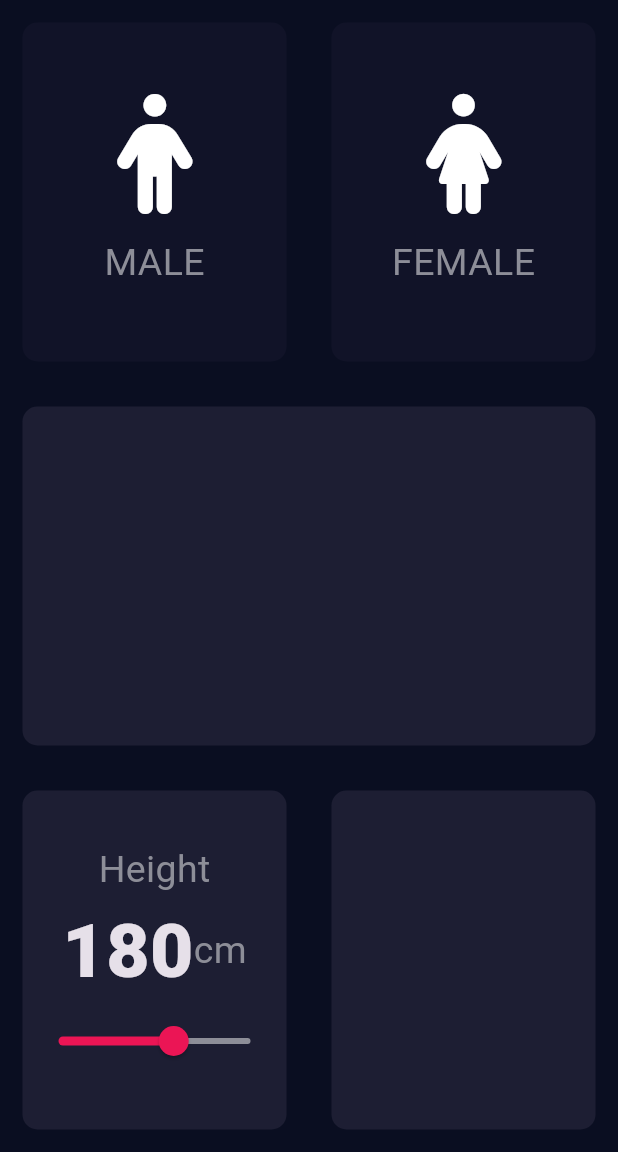
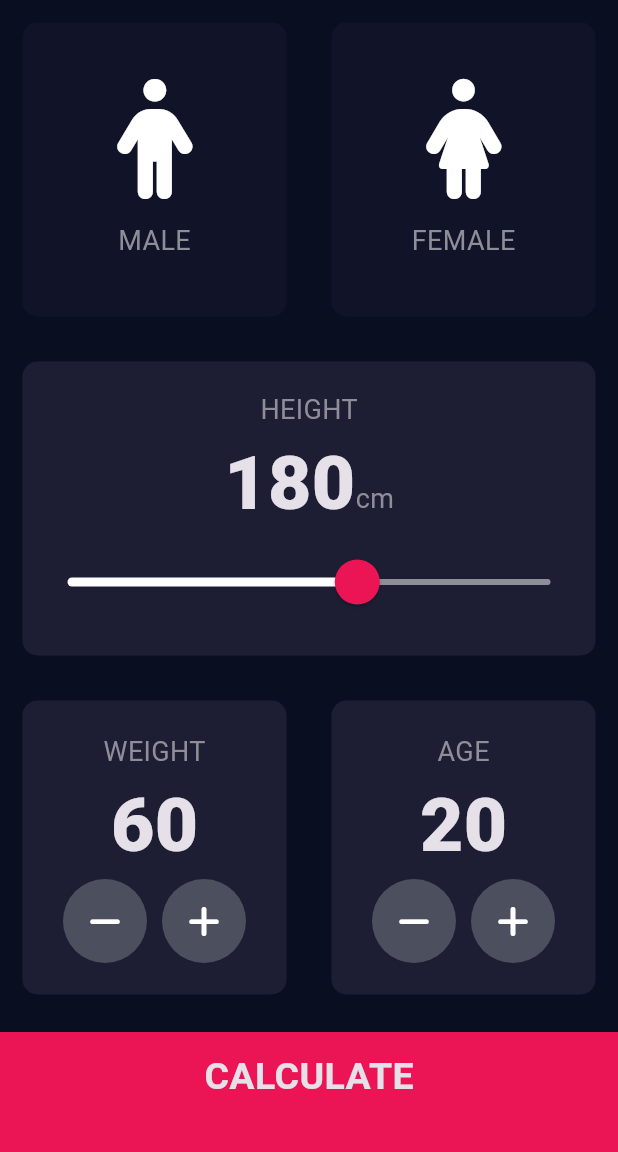
Before and after one commit to inzamam-ul-haq-FA22-BSE-078/Inzamam-FA22-BSE-078, a Flutter app: the screen it shows after launch, on a phone screen of 412 x 824 dp, the part 84-1236 px from its top. Run offline on Flutter 3.47's test engine with Material 3 defaults, Android fonts, the light colour scheme and no system bars; our stand-ins replace cached_network_image, csv, flutter_staggered_animations, font_awesome_flutter, pdf, printing and 4 more; accounts and stored records are empty.

Commit message:
video 13 to 17
result screen and last 2 widget layout design

```diff
--- /dev/null
+++ b/BMI-Calculator-Project/lib/calculator_brain.dart
@@ -0,0 +1,35 @@
+import 'dart:math';
+
+class CalculatorBrain {
+  CalculatorBrain({required this.height, required this.weight});
+
+  final int height;
+  final int weight;
+
+  late double _bmi;
+
+  String calculateBMI() {
+    _bmi = weight / pow(height / 100, 2);
+    return _bmi.toStringAsFixed(1);
+  }
+
+  String getResult() {
+    if (_bmi >= 25) {
+      return 'Overweight';
+    } else if (_bmi > 18.5) {
+      return 'Normal';
+    } else {
+      return 'Underweight';
+    }
+  }
+
+  String getInterpretation() {
+    if (_bmi >= 25) {
+      return 'You have a higher than normal body weight. Try to exercise more.';
+    } else if (_bmi >= 18.5) {
+      return 'You have a normal body weight. Good job!';
+    } else {
+      return 'You have a lower than normal body weight. You can eat a bit more.';
+    }
+  }
+}
--- /dev/null
+++ b/BMI-Calculator-Project/lib/componenets/bottom_button.dart
@@ -0,0 +1,33 @@
+import 'package:flutter/material.dart';
+import 'package:bmi_calculator/constants.dart';
+
+class BottomButton extends StatelessWidget {
+  const BottomButton({
+    Key? key,
+    required this.onTap,
+    required this.buttonTitle,
+  }) : super(key: key);
+
+  final VoidCallback onTap;
+  final String buttonTitle;
+
+  @override
+  Widget build(BuildContext context) {
+    return GestureDetector(
+      onTap: onTap,
+      child: Container(
+        color: kBottomContainerColour,
+        margin: const EdgeInsets.only(top: 10.0),
+        padding: const EdgeInsets.only(bottom: 20.0),
+        width: double.infinity,
+        height: kBottomContainerHeight,
+        child: Center(
+          child: Text(
+            buttonTitle,
+            style: kLargeButtonTextStyle,
+          ),
+        ),
+      ),
+    );
+  }
+}
--- a/BMI-Calculator-Project/lib/iconTextFile.dart
+++ b/BMI-Calculator-Project/lib/componenets/icon_content.dart
@@ -1,14 +1,14 @@
-import 'package:bmi_calculator/constantFile.dart';
 import 'package:flutter/material.dart';
-import 'constantFile.dart';
-class RepeatTextandIconsWidget extends StatelessWidget {
-  const RepeatTextandIconsWidget({
+import 'package:bmi_calculator/constants.dart';
+
+class IconContent extends StatelessWidget {
+  const IconContent({
     Key? key,
-    required this.icondata,
+    required this.icon,
     required this.label,
   }) : super(key: key);
 
-  final IconData icondata;
+  final IconData icon;
   final String label;
 
   @override
@@ -17,7 +17,7 @@ class RepeatTextandIconsWidget extends StatelessWidget {
       mainAxisAlignment: MainAxisAlignment.center,
       children: <Widget>[
         Icon(
-          icondata,
+          icon,
           size: 80.0,
         ),
         const SizedBox(
@@ -25,7 +25,7 @@ class RepeatTextandIconsWidget extends StatelessWidget {
         ),
         Text(
           label,
-          style: klabelstyle,
+          style: kLabelTextStyle,
         ),
       ],
     );
--- /dev/null
+++ b/BMI-Calculator-Project/lib/componenets/reusable_card.dart
@@ -0,0 +1,24 @@
+import 'package:flutter/material.dart';
+
+class ReusableCard extends StatelessWidget {
+  ReusableCard({required this.colour, this.cardChild, this.onPress});
+
+  final Color colour;
+  final Widget? cardChild; // Make cardChild nullable
+  final Function()? onPress; // Make onPress nullable and a void function
+
+  @override
+  Widget build(BuildContext context) {
+    return GestureDetector(
+      onTap: onPress, // onPress is nullable
+      child: Container(
+        child: cardChild,
+        margin: EdgeInsets.all(15.0),
+        decoration: BoxDecoration(
+          color: colour,
+          borderRadius: BorderRadius.circular(10.0),
+        ),
+      ),
+    );
+  }
+}
--- /dev/null
+++ b/BMI-Calculator-Project/lib/componenets/round_icon_button.dart
@@ -0,0 +1,23 @@
+import 'package:flutter/material.dart';
+
+class RoundIconButton extends StatelessWidget {
+  RoundIconButton({required this.icon, required this.onPressed});
+
+  final IconData icon;
+  final Function()? onPressed; // Nullable function type
+
+  @override
+  Widget build(BuildContext context) {
+    return RawMaterialButton(
+      elevation: 0.0,
+      child: Icon(icon),
+      onPressed: onPressed,
+      constraints: BoxConstraints.tightFor(
+        width: 56.0,
+        height: 56.0,
+      ),
+      shape: CircleBorder(),
+      fillColor: Color(0xFF4C4F5E),
+    );
+  }
+}
--- a/BMI-Calculator-Project/lib/constantFile.dart
+++ /dev/null
@@ -1,13 +0,0 @@
-import 'package:flutter/material.dart';
-
-const activeColor = Color(0xFF1D1E33);
-const deActiveColor = Color(0xFF111328 );
-const klabelstyle=TextStyle(
-  fontSize: 25.0,
-  color: Color(0xFF8D8E98),
-);
-
-const knumberstyle=TextStyle(
-  fontSize: 50.0,
-  fontWeight: FontWeight.w900,
-);
--- /dev/null
+++ b/BMI-Calculator-Project/lib/constants.dart
@@ -0,0 +1,41 @@
+import 'package:flutter/material.dart';
+
+const kBottomContainerHeight = 80.0;
+const kActiveCardColour = Color(0xFF1D1E33);
+const kInactiveCardColour = Color(0xFF111328);
+const kBottomContainerColour = Color(0xFFEB1555);
+
+const kLabelTextStyle = TextStyle(
+  fontSize: 18.0,
+  color: Color(0xFF8D8E98),
+);
+
+const kNumberTextStyle = TextStyle(
+  fontSize: 50.0,
+  fontWeight: FontWeight.w900,
+);
+
+const kLargeButtonTextStyle = TextStyle(
+  fontSize: 25.0,
+  fontWeight: FontWeight.bold,
+);
+
+const kTitleTextStyle = TextStyle(
+  fontSize: 50.0,
+  fontWeight: FontWeight.bold,
+);
+
+const kResultTextStyle = TextStyle(
+  color: Color(0xFF24D876),
+  fontSize: 22.0,
+  fontWeight: FontWeight.bold,
+);
+
+const kBMITextStyle = TextStyle(
+  fontSize: 100.0,
+  fontWeight: FontWeight.bold,
+);
+
+const kBodyTextStyle = TextStyle(
+  fontSize: 22.0,
+);
--- a/BMI-Calculator-Project/lib/containerFile.dart
+++ /dev/null
@@ -1,23 +0,0 @@
-import 'package:flutter/material.dart';
-
-class RepeatContainerCode extends StatelessWidget {
-  RepeatContainerCode({required this.colors, this.cardWidget, this.onPressed,});
-
-  final Color colors;
-  final Widget? cardWidget;
-  final Function()? onPressed;
-  @override
-  Widget build(BuildContext context) {
-    return GestureDetector(
-      onTap: onPressed,
-      child: Container(
-        margin: EdgeInsets.all(15.0),
-        child: cardWidget,
-        decoration: BoxDecoration(
-            color: colors,
-            borderRadius: BorderRadius.circular(10.0)
-        ),
-      ),
-    );
-  }
-}
--- a/BMI-Calculator-Project/lib/input_page.dart
+++ /dev/null
@@ -1,138 +0,0 @@
-import 'package:bmi_calculator/constantFile.dart';
-import 'package:flutter/material.dart';
-import 'package:font_awesome_flutter/font_awesome_flutter.dart';
-import 'iconTextFile.dart';
-import 'containerFile.dart';
-import 'constantFile.dart';
-
-
-enum Gender{
-  male,
-  female,
-  none,
-}
-
-class InputPage extends StatefulWidget {
-  @override
-  _InputPageState createState() => _InputPageState();
-}
-
-class _InputPageState extends State<InputPage> {
-
-  Gender selectGender=Gender.none;
-  int sliderHeight=180;
-// Color maleColor = deActiveColor;
-// Color feMaleColor = deActiveColor;
-// void updateColor(Gender gendertype) {
-//   if (gendertype==Gender.male)
-//     {
-//        maleColor = activeColor;
-//        feMaleColor = deActiveColor;
-//     }
-//   if (gendertype==Gender.female)
-//   {
-//     maleColor = deActiveColor;
-//     feMaleColor = activeColor;
-//   }
-// }
-  @override
-  Widget build(BuildContext context) {
-    return Scaffold(
-      appBar: AppBar(
-        title: Text('BMI CALCULATOR'),
-      ),
-      body: Column(
-        crossAxisAlignment: CrossAxisAlignment.stretch,
-        children:<Widget> [
-          Expanded(child: Row(
-            children: <Widget>[
-              Expanded(
-
-                    child: RepeatContainerCode(
-                      onPressed: (){
-                        setState(() {
-                          selectGender=Gender.male;
-                        });
-                      },
-                                    colors: selectGender==Gender.male?activeColor:deActiveColor,
-                                    cardWidget: RepeatTextandIconsWidget(
-                    icondata: FontAwesomeIcons.male,
-                    label: 'MALE',
-                                    ),
-                                  ),
-
-              ),
-              Expanded(
-
-                    child: RepeatContainerCode(
-                      onPressed: (){
-                        setState(() {
-                          selectGender=Gender.female;
-                        });
-                      },
-                                    colors: selectGender==Gender.female?activeColor:deActiveColor ,
-                                    cardWidget: RepeatTextandIconsWidget(
-                    icondata: FontAwesomeIcons.female,
-                    label: 'FEMALE',
-                                    ),
-                                  ),
-
-              ),
-            ],
-          )),
-          Expanded(
-            child: RepeatContainerCode(
-              colors: Color(0xFF1D1E33),
-            )
-          ),
-          Expanded(child: Row(
-            children: <Widget>[
-              Expanded(child:
-              RepeatContainerCode(
-                colors: Color(0xFF1D1E33),
-                cardWidget: Column(
-                  mainAxisAlignment: MainAxisAlignment.center,
-                  children: <Widget>[
-                    Text('Height', style: klabelstyle,),
-                    Row(
-                      mainAxisAlignment: MainAxisAlignment.center,
-                      children: <Widget>[
-                        Text(
-                            sliderHeight.toString(),
-                          style: knumberstyle
-                        ),
-                        Text(
-                          'cm',
-                          style: klabelstyle,
-                        ),
-
-                      ],
-                    ),
-                    Slider(
-                      value: sliderHeight.toDouble(),
-                      min: 120,
-                      max: 220,
-                      activeColor: Color(0xFFEB1555),
-                      inactiveColor: Color(0xFF8D8E98),
-                      onChanged: (double newValue) {
-                        setState(() {
-                          sliderHeight = newValue.round();
-                        });
-                      },
-                    ),
-                  ],
-                ),
-              )
-              ),
-              Expanded(child:
-              RepeatContainerCode(
-                colors: Color(0xFF1D1E33),
-              )
-              ),
-            ],
-          )),
-        ],
-      ),
-    );
-  }
-}
--- a/BMI-Calculator-Project/lib/main.dart
+++ b/BMI-Calculator-Project/lib/main.dart
@@ -1,5 +1,5 @@
 import 'package:flutter/material.dart';
-import 'input_page.dart';
+import 'package:bmi_calculator/screens/input_page.dart';
 
 void main() => runApp(BMICalculator());
 
--- /dev/null
+++ b/BMI-Calculator-Project/lib/screens/input_page.dart
@@ -0,0 +1,236 @@
+import 'package:flutter/material.dart';
+import 'package:font_awesome_flutter/font_awesome_flutter.dart';
+import 'package:bmi_calculator/componenets/icon_content.dart';
+import 'package:bmi_calculator/componenets/reusable_card.dart';
+import 'package:bmi_calculator/constants.dart';
+import 'package:bmi_calculator/screens/results_page.dart';
+import 'package:bmi_calculator/componenets/bottom_button.dart';
+import 'package:bmi_calculator/componenets/round_icon_button.dart';
+import 'package:bmi_calculator/calculator_brain.dart';
+
+enum Gender {
+  male,
+  female,
+}
+
+class InputPage extends StatefulWidget {
+  @override
+  _InputPageState createState() => _InputPageState();
+}
+
+class _InputPageState extends State<InputPage> {
+  Gender? selectedGender; // Made nullable with `?`
+  int height = 180;
+  int weight = 60;
+  int age = 20;
+
+  @override
+  Widget build(BuildContext context) {
+    return Scaffold(
+      appBar: AppBar(
+        title: Text('BMI CALCULATOR'),
+      ),
+      body: Column(
+        crossAxisAlignment: CrossAxisAlignment.stretch,
+        children: <Widget>[
+          Expanded(
+              child: Row(
+                children: <Widget>[
+                  Expanded(
+                    child: ReusableCard(
+                      onPress: () {
+                        setState(() {
+                          selectedGender = Gender.male;
+                        });
+                      },
+                      colour: selectedGender == Gender.male
+                          ? kActiveCardColour
+                          : kInactiveCardColour,
+                      cardChild: IconContent(
+                        icon: FontAwesomeIcons.male,
+                        label: 'MALE',
+                      ),
+                    ),
+                  ),
+                  Expanded(
+                    child: ReusableCard(
+                      onPress: () {
+                        setState(() {
+                          selectedGender = Gender.female;
+                        });
+                      },
+                      colour: selectedGender == Gender.female
+                          ? kActiveCardColour
+                          : kInactiveCardColour,
+                      cardChild: IconContent(
+                        icon: FontAwesomeIcons.female,
+                        label: 'FEMALE',
+                      ),
+                    ),
+                  ),
+                ],
+              )),
+          Expanded(
+            child: ReusableCard(
+              colour: kActiveCardColour,
+              cardChild: Column(
+                mainAxisAlignment: MainAxisAlignment.center,
+                children: <Widget>[
+                  Text(
+                    'HEIGHT',
+                    style: kLabelTextStyle,
+                  ),
+                  Row(
+                    mainAxisAlignment: MainAxisAlignment.center,
+                    crossAxisAlignment: CrossAxisAlignment.baseline,
+                    textBaseline: TextBaseline.alphabetic,
+                    children: <Widget>[
+                      Text(
+                        height.toString(),
+                        style: kNumberTextStyle,
+                      ),
+                      Text(
+                        'cm',
+                        style: kLabelTextStyle,
+                      )
+                    ],
+                  ),
+                  SliderTheme(
+                    data: SliderTheme.of(context).copyWith(
+                      inactiveTrackColor: Color(0xFF8D8E98),
+                      activeTrackColor: Colors.white,
+                      thumbColor: Color(0xFFEB1555),
+                      overlayColor: Color(0x29EB1555),
+                      thumbShape:
+                      RoundSliderThumbShape(enabledThumbRadius: 15.0),
+                      overlayShape:
+                      RoundSliderOverlayShape(overlayRadius: 30.0),
+                    ),
+                    child: Slider(
+                      value: height.toDouble(),
+                      min: 120.0,
+                      max: 220.0,
+                      onChanged: (double newValue) {
+                        setState(() {
+                          height = newValue.round();
+                        });
+                      },
+                    ),
+                  ),
+                ],
+              ),
+            ),
+          ),
+          Expanded(
+            child: Row(
+              children: <Widget>[
+                Expanded(
+                  child: ReusableCard(
+                    colour: kActiveCardColour,
+                    cardChild: Column(
+                      mainAxisAlignment: MainAxisAlignment.center,
+                      children: <Widget>[
+                        Text(
+                          'WEIGHT',
+                          style: kLabelTextStyle,
+                        ),
+                        Text(
+                          weight.toString(),
+                          style: kNumberTextStyle,
+                        ),
+                        Row(
+                          mainAxisAlignment: MainAxisAlignment.center,
+                          children: <Widget>[
+                            RoundIconButton(
+                                icon: FontAwesomeIcons.minus,
+                                onPressed: () {
+                                  setState(() {
+                                    weight--;
+                                  });
+                                }),
+                            SizedBox(
+                              width: 10.0,
+                            ),
+                            RoundIconButton(
+                              icon: FontAwesomeIcons.plus,
+                              onPressed: () {
+                                setState(() {
+                                  weight++;
+                                });
+                              },
+                            ),
+                          ],
+                        ),
+                      ],
+                    ),
+                  ),
+                ),
+                Expanded(
+                  child: ReusableCard(
+                    colour: kActiveCardColour,
+                    cardChild: Column(
+                      mainAxisAlignment: MainAxisAlignment.center,
+                      children: <Widget>[
+                        Text(
+                          'AGE',
+                          style: kLabelTextStyle,
+                        ),
+                        Text(
+                          age.toString(),
+                          style: kNumberTextStyle,
+                        ),
+                        Row(
+                          mainAxisAlignment: MainAxisAlignment.center,
+                          children: <Widget>[
+                            RoundIconButton(
+                              icon: FontAwesomeIcons.minus,
+                              onPressed: () {
+                                setState(
+                                      () {
+                                    age--;
+                                  },
+                                );
+                              },
+                            ),
+                            SizedBox(
+                              width: 10.0,
+                            ),
+                            RoundIconButton(
+                                icon: FontAwesomeIcons.plus,
+                                onPressed: () {
+                                  setState(() {
+                                    age++;
+                                  });
+                                })
+                          ],
+                        )
+                      ],
+                    ),
+                  ),
+                ),
+              ],
+            ),
+          ),
+          BottomButton(
+            buttonTitle: 'CALCULATE',
+            onTap: () {
+              CalculatorBrain calc =
+              CalculatorBrain(height: height, weight: weight);
+
+              Navigator.push(
+                context,
+                MaterialPageRoute(
+                  builder: (context) => ResultsPage(
+                    bmiResult: calc.calculateBMI(),
+                    resultText: calc.getResult(),
+                    interpretation: calc.getInterpretation(),
+                  ),
+                ),
+              );
+            },
+          ),
+        ],
+      ),
+    );
+  }
+}
```
Also changed, not shown: BMI-Calculator-Project/lib/screens/results_page.dart (added, +75 -0 lines).
